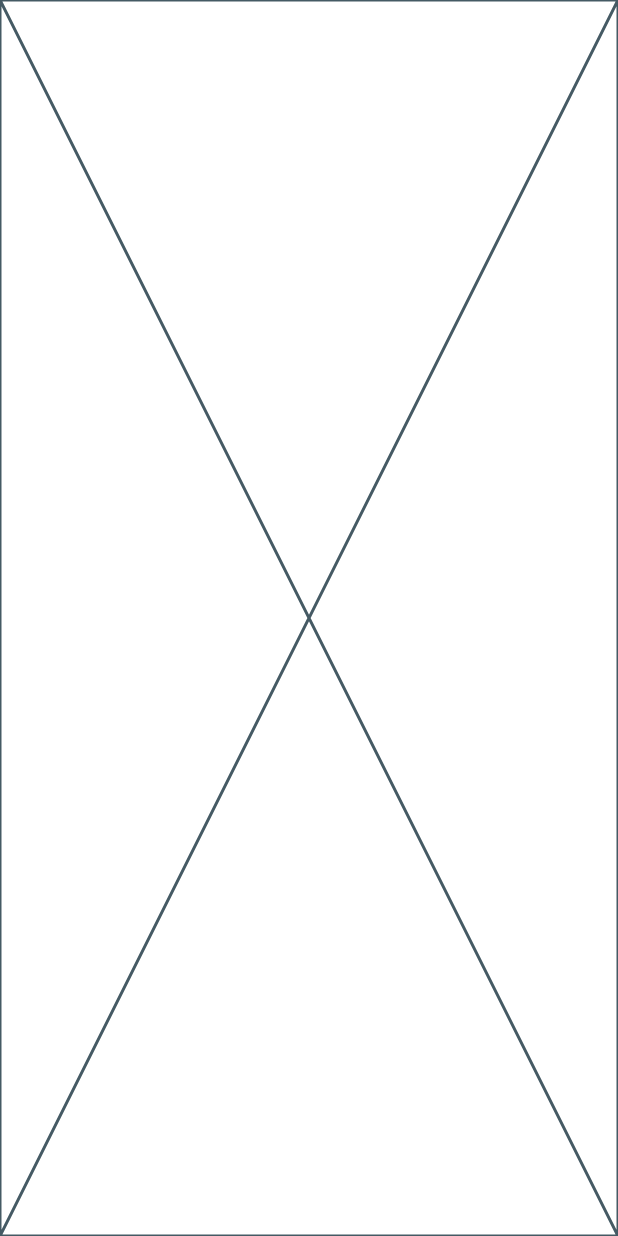
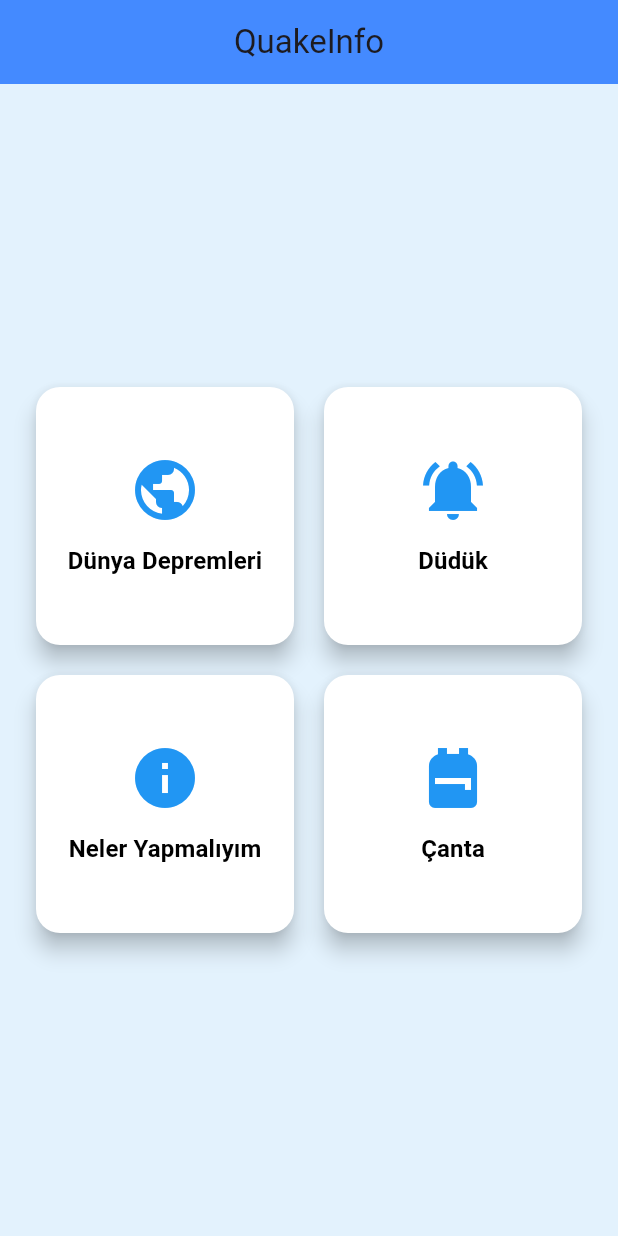
Before and after one commit to burakodaloglu/QuakeInfo, a Flutter app: the screen it shows after launch, on a phone screen of 412 x 824 dp. Run offline on Flutter 3.47's test engine with Material 3 defaults, Android fonts, the light colour scheme and no system bars; our stand-ins replace go_router, lottie; missing offline and left inert: flame_audio.

Commit message:
HomeScreen is ready and SplashScreen animation chanced.

```diff
--- a/lib/config/routes/router.dart
+++ b/lib/config/routes/router.dart
@@ -1,8 +1,9 @@
 import 'package:flutter/cupertino.dart';
 import 'package:go_router/go_router.dart';
 
-import '../../features/home/presentation/pages/home_screen.dart';
-import '../../features/splash/presentation/pages/splash_screen.dart';
+import '../../features/pages/home/home_screen.dart';
+import '../../features/pages/splash/splash_screen.dart';
+
 
 final _routerKey = GlobalKey<NavigatorState>();
 
@@ -22,7 +23,7 @@ final router=GoRouter(
     ),
     GoRoute(
       path: AppRoutes.home,
-      builder: (context, state) => const HomeScreen(),
+      builder: (context, state) => HomeScreen(),
     ),
   ],
 );
--- a/lib/features/home/presentation/pages/home_screen.dart
+++ /dev/null
@@ -1,10 +0,0 @@
-import 'package:flutter/cupertino.dart';
-
-class HomeScreen extends StatelessWidget {
-  const HomeScreen({super.key});
-
-  @override
-  Widget build(BuildContext context) {
-    return const Placeholder();
-  }
-}
--- /dev/null
+++ b/lib/features/pages/home/home_screen.dart
@@ -0,0 +1,100 @@
+import 'package:flame_audio/flame_audio.dart';
+import 'package:flutter/material.dart';
+
+class HomeScreen extends StatefulWidget {
+  const HomeScreen({super.key});
+
+  @override
+  State<HomeScreen> createState() => _HomeScreenState();
+}
+
+class _HomeScreenState extends State<HomeScreen> {
+  bool isWhistlePlaying = false;
+
+  void _toggleWhistleSound() async {
+    if (isWhistlePlaying) {
+      FlameAudio.bgm.stop();
+    } else {
+      FlameAudio.bgm.play('whistle.mp3', volume: 100.0,);
+    }
+    setState(() {
+      isWhistlePlaying = !isWhistlePlaying;
+    });
+  }
+
+  @override
+  void initState() {
+    super.initState();
+    FlameAudio.bgm.initialize();
+  }
+
+  @override
+  Widget build(BuildContext context) {
+    return Scaffold(
+      backgroundColor:Colors.blue.shade50,
+      appBar: AppBar(
+        title: const Text('QuakeInfo'),
+        centerTitle: true,
+        backgroundColor: Colors.blueAccent,
+      ),
+      body: Center(
+        child: Padding(
+          padding: const EdgeInsets.all(24.0),
+          child: GridView.count(
+            crossAxisCount: 2,
+            mainAxisSpacing: 20,
+            crossAxisSpacing: 20,
+            shrinkWrap: true,
+            children: [
+              _buildButton(
+                icon: Icons.public,
+                label: 'Dünya Depremleri',
+                onTap: () {},
+              ),
+              _buildButton(
+                icon: Icons.notifications_active,
+                label: 'Düdük',
+                onTap: _toggleWhistleSound,
+              ),
+              _buildButton(
+                icon: Icons.info,
+                label: 'Neler Yapmalıyım',
+                onTap: () {},
+              ),
+              _buildButton(
+                icon: Icons.backpack,
+                label: 'Çanta',
+                onTap: () {},
+              ),
+            ],
+          ),
+        ),
+      ),
+    );
+  }
+
+  Widget _buildButton({
+    required IconData icon,
+    required String label,
+    required VoidCallback onTap,
+  }) {
+    return ElevatedButton(
+      style: ElevatedButton.styleFrom(
+        backgroundColor: Colors.white,
+        foregroundColor: Colors.black,
+        padding: const EdgeInsets.all(16),
+        shape: RoundedRectangleBorder(borderRadius: BorderRadius.circular(16)),
+        elevation: 6,
+      ),
+      onPressed: onTap,
+      child: Column(
+        mainAxisAlignment: MainAxisAlignment.center,
+        children: [
+          Icon(icon, size: 48, color: Colors.blue),
+          const SizedBox(height: 12),
+          Text(label, style: const TextStyle(fontSize: 16, fontWeight: FontWeight.bold)),
+        ],
+      ),
+    );
+  }
+}
--- a/lib/main.dart
+++ b/lib/main.dart
@@ -1,6 +1,5 @@
 import 'package:flutter/material.dart';
-import 'package:quakeinfo/config/routes/router.dart';
-import 'features/splash/presentation/pages/splash_screen.dart';
+import 'config/routes/router.dart';
 
 void main() {
   runApp(const MyApp());
```
Also changed, not shown: assets/images/earthquake.json (added, +1 -0 lines), lib/features/pages/splash/splash_screen.dart (added, +36 -0 lines), lib/features/splash/presentation/pages/splash_screen.dart (deleted, +0 -78 lines), pubspec.yaml (+6 -2 lines), assets/images/earthquake.png, pubspec.lock, 2 other files.
